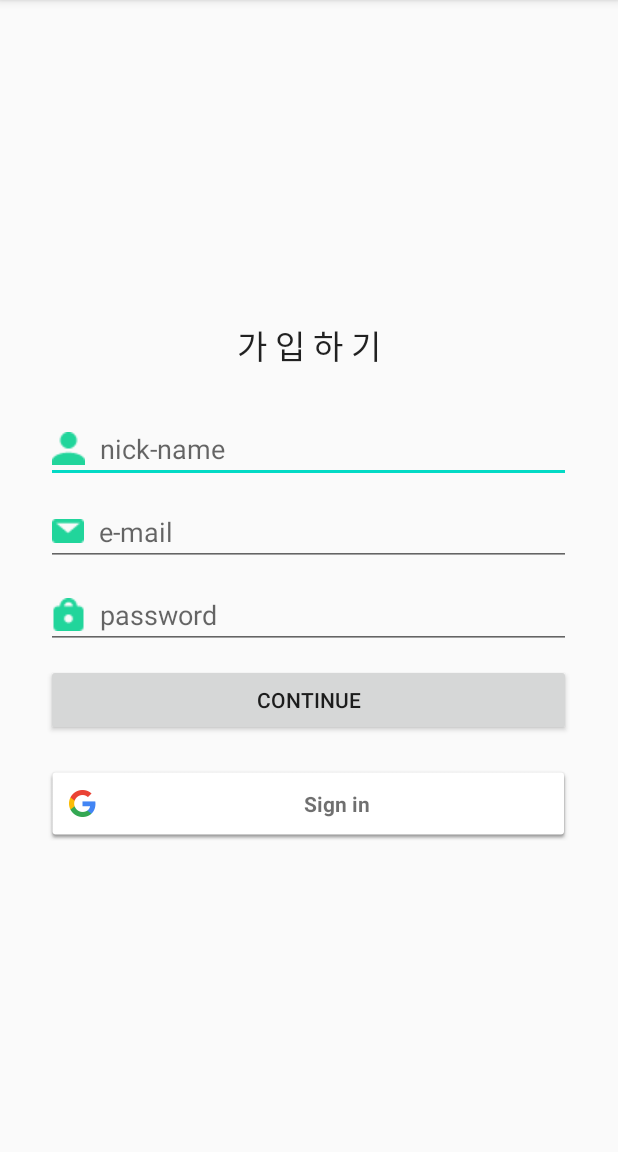
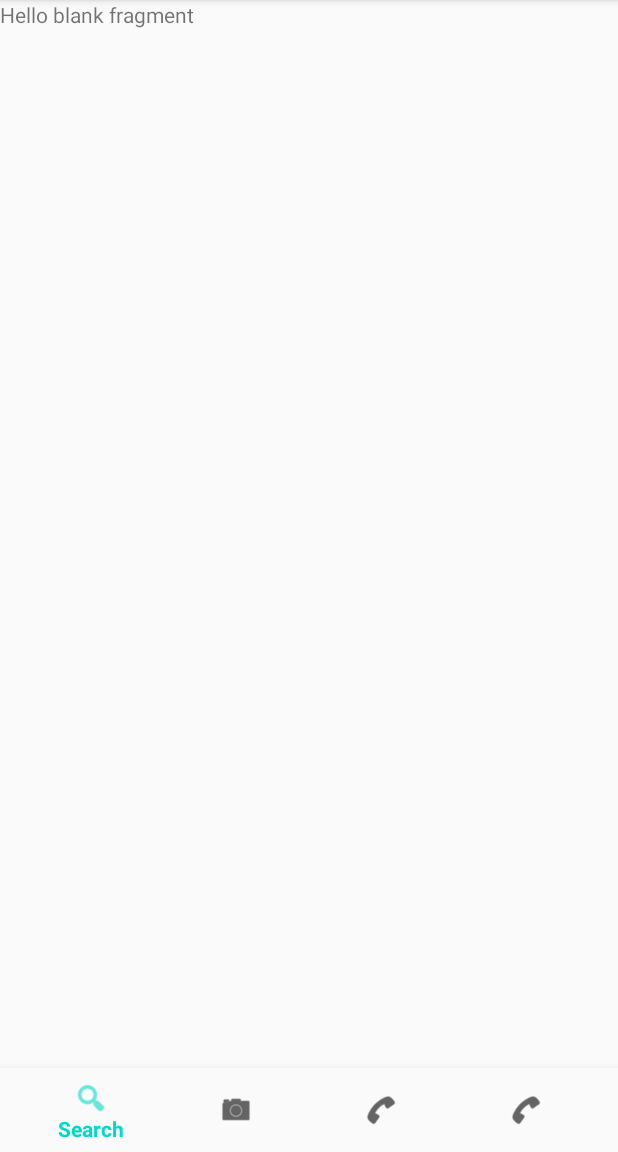
Before and after one commit to minjeongnew/firebase_android_study, an Android app: the LoginActivity screen opened directly, with no data from a screen before it, after a tap on "CONTINUE", on a phone screen of 412 x 824 dp, the part 84-1236 px from its top. Run offline under Robolectric (Android 15) with nearby library versions, the phone set to English and light mode, and no system bars; our stand-ins replace Firebase (no records; nobody signed in at launch, a user with empty details on screens opened directly).

Commit message:
update start, login, main activities

```diff
--- a/app/build.gradle
+++ b/app/build.gradle
@@ -27,6 +27,7 @@ dependencies {
     implementation 'androidx.appcompat:appcompat:1.2.0'
     implementation 'androidx.constraintlayout:constraintlayout:2.0.1'
     implementation 'com.google.android.material:material:1.0.0'
+    implementation 'androidx.legacy:legacy-support-v4:1.0.0'
     testImplementation 'junit:junit:4.12'
     androidTestImplementation 'androidx.test.ext:junit:1.1.2'
     androidTestImplementation 'androidx.test.espresso:espresso-core:3.3.0'
--- /dev/null
+++ b/app/src/main/java/com/newfact/newfacts/FragmentMain.java
@@ -0,0 +1,32 @@
+package com.newfact.newfacts;
+
+import android.os.Bundle;
+
+import androidx.fragment.app.Fragment;
+
+import android.view.LayoutInflater;
+import android.view.View;
+import android.view.ViewGroup;
+import android.widget.Button;
+
+public class FragmentMain extends Fragment {
+    public FragmentMain() {
+        // Required empty public constructor
+    }
+
+
+    @Override
+    public void onCreate(Bundle savedInstanceState) {
+        super.onCreate(savedInstanceState);
+
+    }
+
+    @Override
+    public View onCreateView(LayoutInflater inflater, ViewGroup container,
+                             Bundle savedInstanceState) {
+        View view = inflater.inflate(R.layout.fragment_main, null);
+
+
+        return view;
+    }
+}
--- /dev/null
+++ b/app/src/main/java/com/newfact/newfacts/FragmentMyinfo.java
@@ -0,0 +1,64 @@
+package com.newfact.newfacts;
+
+import android.os.Bundle;
+
+import androidx.annotation.NonNull;
+import androidx.annotation.Nullable;
+import androidx.fragment.app.Fragment;
+
+import android.view.LayoutInflater;
+import android.view.View;
+import android.view.ViewGroup;
+
+/**
+ * A simple {@link Fragment} subclass.
+ * Use the {@link FragmentMyinfo#newInstance} factory method to
+ * create an instance of this fragment.
+ */
+public class FragmentMyinfo extends Fragment {
+
+    // TODO: Rename parameter arguments, choose names that match
+    // the fragment initialization parameters, e.g. ARG_ITEM_NUMBER
+    private static final String ARG_PARAM1 = "param1";
+    private static final String ARG_PARAM2 = "param2";
+
+    // TODO: Rename and change types of parameters
+    private String mParam1;
+    private String mParam2;
+
+    public FragmentMyinfo() {
+        // Required empty public constructor
+    }
+
+    /**
+     * Use this factory method to create a new instance of
+     * this fragment using the provided parameters.
+     *
+     * @param param1 Parameter 1.
+     * @param param2 Parameter 2.
+     * @return A new instance of fragment FragmentMyInfo.
+     */
+    // TODO: Rename and change types and number of parameters
+    public static FragmentMyinfo newInstance(String param1, String param2) {
+        FragmentMyinfo fragment = new FragmentMyinfo();
+        Bundle args = new Bundle();
+        args.putString(ARG_PARAM1, param1);
+        args.putString(ARG_PARAM2, param2);
+        fragment.setArguments(args);
+        return fragment;
+    }
+
+    @Override
+    public void onCreate(Bundle savedInstanceState) {
+        super.onCreate(savedInstanceState);
+        if (getArguments() != null) {
+            mParam1 = getArguments().getString(ARG_PARAM1);
+            mParam2 = getArguments().getString(ARG_PARAM2);
+        }
+    }
+
+    @Override
+    public View onCreateView(@NonNull LayoutInflater inflater, @Nullable ViewGroup container, @Nullable Bundle savedInstanceState) {
+        return inflater.inflate(R.layout.fragment_myinfo, container, false);
+    }
+}
--- a/app/src/main/java/com/newfact/newfacts/LoginActivity.java
+++ b/app/src/main/java/com/newfact/newfacts/LoginActivity.java
@@ -2,6 +2,9 @@ package com.newfact.newfacts;
 
 import androidx.annotation.NonNull;
 import androidx.appcompat.app.AppCompatActivity;
+import androidx.fragment.app.Fragment;
+import androidx.fragment.app.FragmentManager;
+import androidx.fragment.app.FragmentTransaction;
 
 import android.content.Intent;
 import android.os.Bundle;
@@ -9,6 +12,8 @@ import android.view.View;
 import android.widget.Button;
 import android.widget.EditText;
 import android.widget.Toast;
+
+
 
 import com.google.android.gms.auth.api.signin.GoogleSignIn;
 import com.google.android.gms.auth.api.signin.GoogleSignInAccount;
@@ -53,6 +58,9 @@ public class LoginActivity extends AppCompatActivity implements GoogleApiClient.
         email_signIn_button.setOnClickListener(new View.OnClickListener() {
             @Override
             public void onClick(View v) {
+                Intent intent_to_main_activity = new Intent(LoginActivity.this, MainActivity.class);
+                startActivity(intent_to_main_activity);
+                finish();
                 createUser(email_editText.getText().toString(), password_editText.getText().toString());
             }
         });
@@ -86,6 +94,8 @@ public class LoginActivity extends AppCompatActivity implements GoogleApiClient.
                     //
                     // 토스트 성공 문구 띄워주기
                     Toast.makeText(getApplicationContext(), "가입을 축하합니다", Toast.LENGTH_SHORT).show();
+                    // 로그인 성공 후 activity 넘어가는 코드 추가해야함.
+                    //
                 }
                 else{
                     Toast.makeText(getApplicationContext(), "다시 시도해주세요", Toast.LENGTH_SHORT).show();
@@ -94,6 +104,9 @@ public class LoginActivity extends AppCompatActivity implements GoogleApiClient.
             }
         });
     }
+
+
+
     // [START on_start_check_user]
     @Override
     public void onStart() {
--- a/app/src/main/java/com/newfact/newfacts/MainActivity.java
+++ b/app/src/main/java/com/newfact/newfacts/MainActivity.java
@@ -1,26 +1,61 @@
 package com.newfact.newfacts;
 
+import androidx.annotation.NonNull;
 import androidx.appcompat.app.AppCompatActivity;
+import androidx.fragment.app.FragmentManager;
+import androidx.fragment.app.FragmentTransaction;
 
 import android.content.Intent;
 import android.os.Bundle;
+import android.view.MenuItem;
 import android.view.View;
 import android.widget.Button;
 
-public class MainActivity extends AppCompatActivity {
-    Button start_button;
+import com.google.android.material.bottomnavigation.BottomNavigationView;
+
+public class MainActivity extends AppCompatActivity{
+
+    private FragmentManager fragmentManager = getSupportFragmentManager();
+    private FragmentMain fragmentMain = new FragmentMain();
+//    private FragmentCategory fragmentCategory = new FragmentCategory();
+//    private FragmentLocation fragmentLocation = new FragmentLocation();
+    private FragmentMyinfo fragmentMyinfo = new FragmentMyinfo();
 
     @Override
     protected void onCreate(Bundle savedInstanceState) {
         super.onCreate(savedInstanceState);
+//        setContentView(R.layout.activity_main);
         setContentView(R.layout.activity_main);
-        start_button = (Button)findViewById(R.id.start_button);
-        start_button.setOnClickListener(new View.OnClickListener() {
-            @Override
-            public void onClick(View v) {
-                Intent intent1= new Intent(MainActivity.this, LoginActivity.class);
-                startActivity(intent1);
+
+        FragmentTransaction transaction = fragmentManager.beginTransaction();
+        transaction.replace(R.id.frameLayout, fragmentMain).commitAllowingStateLoss();
+
+        BottomNavigationView bottomNavigationView = findViewById(R.id.navigationView);
+        bottomNavigationView.setOnNavigationItemSelectedListener(new ItemSelectedListener());
+    }
+
+    class ItemSelectedListener implements BottomNavigationView.OnNavigationItemSelectedListener{
+        @Override
+        public boolean onNavigationItemSelected(@NonNull MenuItem menuItem) {
+            FragmentTransaction transaction = fragmentManager.beginTransaction();
+
+            switch(menuItem.getItemId())
+            {
+//                case R.id.Main:
+//                    transaction.replace(R.id.frameLayout, fragmentMain).commitAllowingStateLoss();
+//
+//                    break;
+//                case R.id.Category:
+//                    transaction.replace(R.id.frameLayout, fragmentCategory).commitAllowingStateLoss();
+//                    break;
+//                case R.id.Location:
+//                    transaction.replace(R.id.frameLayout, fragmentLocation).commitAllowingStateLoss();
+//                    break;
+                case R.id.MyInfo:
+                    transaction.replace(R.id.frameLayout, fragmentMyinfo).commitAllowingStateLoss();
+                    break;
             }
-        });
+            return true;
+        }
     }
 }
--- /dev/null
+++ b/app/src/main/res/drawable/item_color.xml
@@ -0,0 +1,5 @@
+<?xml version="1.0" encoding="utf-8"?>
+<selector xmlns:android="http://schemas.android.com/apk/res/android">
+    <item android:state_checked="true" android:color="#03DAC5"/>
+    <item android:color="#000000"/>
+</selector>
--- a/app/src/main/res/layout/activity_main.xml
+++ b/app/src/main/res/layout/activity_main.xml
@@ -5,20 +5,29 @@
     android:layout_width="match_parent"
     android:layout_height="match_parent"
     tools:context=".MainActivity"
-    android:background="@drawable/start_page">
+>
+    <FrameLayout
+        android:id="@+id/frameLayout"
+        android:layout_width="match_parent"
+        android:layout_height="0dp"
+        app:layout_constraintBottom_toTopOf="@id/navigationView"
+        app:layout_constraintLeft_toLeftOf="parent"
+        app:layout_constraintRight_toRightOf="parent"
+        app:layout_constraintTop_toTopOf="parent"></FrameLayout>
 
-    <Button
-        android:id="@+id/start_button"
-        android:layout_width="300dp"
+    <com.google.android.material.bottomnavigation.BottomNavigationView
+
+        android:id="@+id/navigationView"
+        android:layout_width="match_parent"
         android:layout_height="wrap_content"
-        android:background="#ffffff"
-        android:text="시작하기"
-        android:textAppearance="@style/TextAppearance.AppCompat.Large"
+        android:background="?android:attr/windowBackground"
         app:layout_constraintBottom_toBottomOf="parent"
+        app:layout_constraintLeft_toLeftOf="parent"
+        app:layout_constraintRight_toLeftOf="parent"
+        app:menu="@menu/menu_bottomnavigationview"
+        app:itemIconTint="@drawable/item_color"
+        app:itemTextColor="@drawable/item_color"
+        />
 
-        app:layout_constraintEnd_toEndOf="parent"
-        app:layout_constraintHorizontal_bias="0.495"
-        app:layout_constraintStart_toStartOf="parent"
-        app:layout_constraintTop_toTopOf="parent"
-        app:layout_constraintVertical_bias="0.784" />
+
 </androidx.constraintlayout.widget.ConstraintLayout>
--- /dev/null
+++ b/app/src/main/res/layout/fragment_main.xml
@@ -0,0 +1,14 @@
+<?xml version="1.0" encoding="utf-8"?>
+<FrameLayout xmlns:android="http://schemas.android.com/apk/res/android"
+    xmlns:tools="http://schemas.android.com/tools"
+    android:layout_width="match_parent"
+    android:layout_height="match_parent"
+    tools:context=".FragmentMain">
+
+    <!-- TODO: Update blank fragment layout -->
+    <TextView
+        android:layout_width="match_parent"
+        android:layout_height="match_parent"
+        android:text="@string/hello_blank_fragment" />
+
+</FrameLayout>
--- /dev/null
+++ b/app/src/main/res/menu/menu_bottomnavigationview.xml
@@ -0,0 +1,34 @@
+<?xml version="1.0" encoding="utf-8"?>
+<menu xmlns:android="http://schemas.android.com/apk/res/android"
+    xmlns:app="http://schemas.android.com/apk/res-auto">
+
+    <item
+        android:id="@+id/Main"
+        app:showAsAction="always"
+        android:icon="@android:drawable/ic_menu_search"
+        android:enabled="true"
+        android:checked="true"
+        android:title="Search" />
+    <item
+        android:id="@+id/Category"
+        app:showAsAction="always"
+        android:icon="@android:drawable/ic_menu_camera"
+        android:enabled="true"
+        android:checked="true"
+        android:title="Camera" />
+    <item
+        android:id="@+id/Location"
+        app:showAsAction="always"
+        android:icon="@android:drawable/ic_menu_call"
+        android:enabled="true"
+        android:checked="true"
+        android:title="Call" />
+    <item
+        android:id="@+id/MyInfo"
+        android:checked="true"
+        android:enabled="true"
+        android:icon="@android:drawable/ic_menu_call"
+        android:title="마이페이지"
+        app:showAsAction="always" />
+
+</menu>
--- /dev/null
+++ b/app/src/main/res/menu/menu_mypageview.xml
@@ -0,0 +1,4 @@
+<?xml version="1.0" encoding="utf-8"?>
+<menu xmlns:android="http://schemas.android.com/apk/res/android">
+
+</menu>
--- /dev/null
+++ b/app/src/main/res/menu/menu_settingview.xml
@@ -0,0 +1,4 @@
+<?xml version="1.0" encoding="utf-8"?>
+<menu xmlns:android="http://schemas.android.com/apk/res/android">
+
+</menu>
--- a/app/src/main/res/values/strings.xml
+++ b/app/src/main/res/values/strings.xml
@@ -1,3 +1,5 @@
 <resources>
     <string name="app_name">NewFacts</string>
+    <!-- TODO: Remove or change this placeholder text -->
+    <string name="hello_blank_fragment">Hello blank fragment</string>
 </resources>
```
Also changed, not shown: app/src/main/AndroidManifest.xml (+9 -2 lines), app/src/main/java/com/newfact/newfacts/StartActivity.java (added, +28 -0 lines), app/src/main/res/layout/activity_start.xml (added, +23 -0 lines), app/src/main/res/layout/fragment_myinfo.xml (added, +21 -0 lines).
